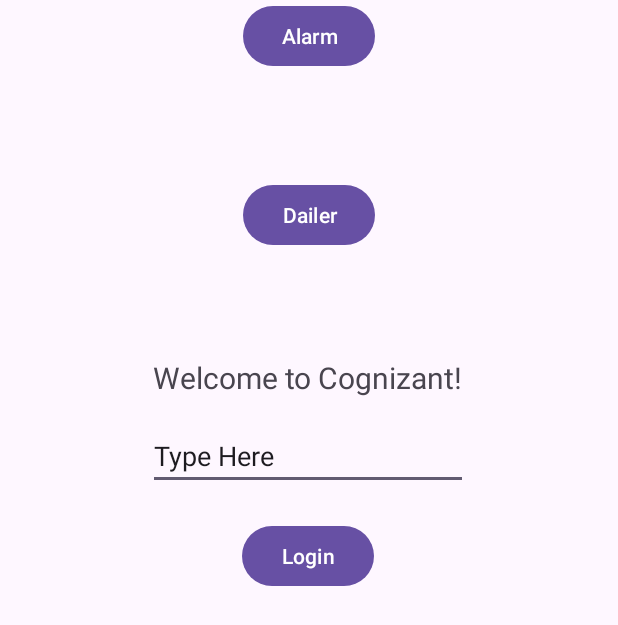
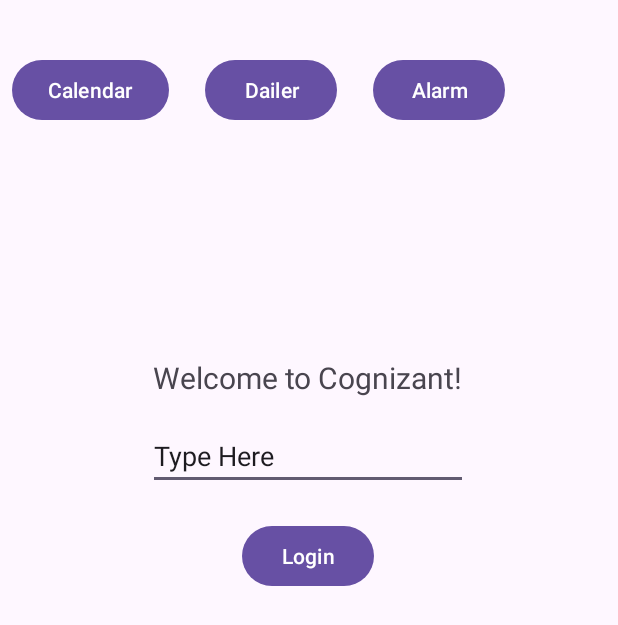
Before and after one commit to TiagoCognizant/CognizantRevEng_Phase1, an Android app: the screen it shows after launch (MainActivity), on a phone screen of 412 x 824 dp. Shown: the top 625 px of the screen. Run offline under Robolectric (Android 15) with nearby library versions, the light colour scheme and no system bars.

Commit message:
Invoke calendar activity present in other app

```diff
--- a/src/main/java/com/example/cognizantreveng/MainActivity.kt
+++ b/src/main/java/com/example/cognizantreveng/MainActivity.kt
@@ -61,4 +61,13 @@
     fun setAlarm(view: View) {
         createAlarm("Im coming for you!", 3,25 )
     }
+
+    fun openMyCalendar(view: View) {
+
+        var calIntent = Intent("cognizant.portugal.android")
+        startActivity(calIntent)
+
+    }
+
+
 }
--- a/src/main/res/layout/activity_main.xml
+++ b/src/main/res/layout/activity_main.xml
@@ -49,23 +49,34 @@
         android:id="@+id/btnDailer"
         android:layout_width="wrap_content"
         android:layout_height="wrap_content"
+
+        android:layout_marginStart="24dp"
         android:onClick="openDailer"
         android:text="Dailer"
-        app:layout_constraintBottom_toTopOf="@+id/tvMain"
-        app:layout_constraintEnd_toEndOf="parent"
-        app:layout_constraintStart_toStartOf="parent"
-        app:layout_constraintTop_toBottomOf="@+id/btnAlarm"
+        app:layout_constraintStart_toEndOf="@+id/btnCalendar"
+        app:layout_constraintTop_toTopOf="@+id/btnCalendar"
         tools:ignore="MissingConstraints" />
 
     <Button
         android:id="@+id/btnAlarm"
         android:layout_width="wrap_content"
         android:layout_height="wrap_content"
+        android:layout_marginStart="24dp"
         android:onClick="setAlarm"
         android:text="Alarm"
-        app:layout_constraintEnd_toEndOf="parent"
-        app:layout_constraintStart_toStartOf="parent"
-        app:layout_constraintTop_toTopOf="parent"
+        app:layout_constraintStart_toEndOf="@+id/btnDailer"
+        app:layout_constraintTop_toTopOf="@+id/btnDailer"
         tools:ignore="MissingConstraints" />
 
+    <Button
+        android:id="@+id/btnCalendar"
+        android:layout_width="wrap_content"
+        android:layout_height="wrap_content"
+        android:layout_marginStart="8dp"
+        android:layout_marginTop="36dp"
+        android:onClick="openMyCalendar"
+        android:text="Calendar"
+        app:layout_constraintStart_toStartOf="parent"
+        app:layout_constraintTop_toTopOf="parent" />
+
 </androidx.constraintlayout.widget.ConstraintLayout>
```
